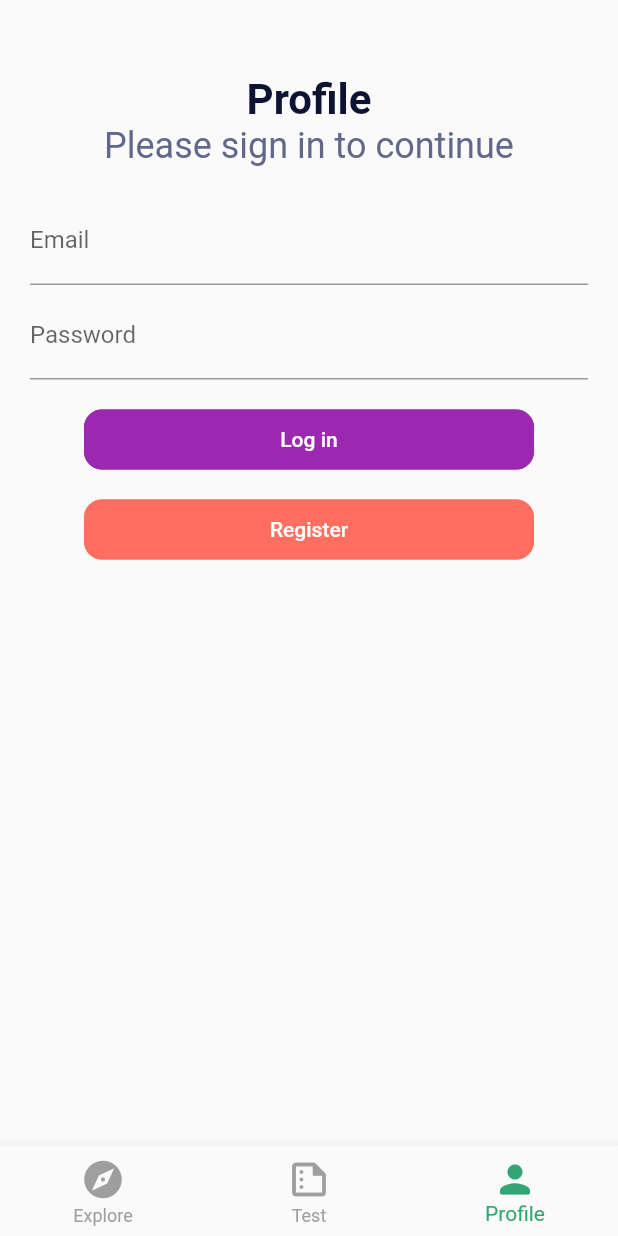
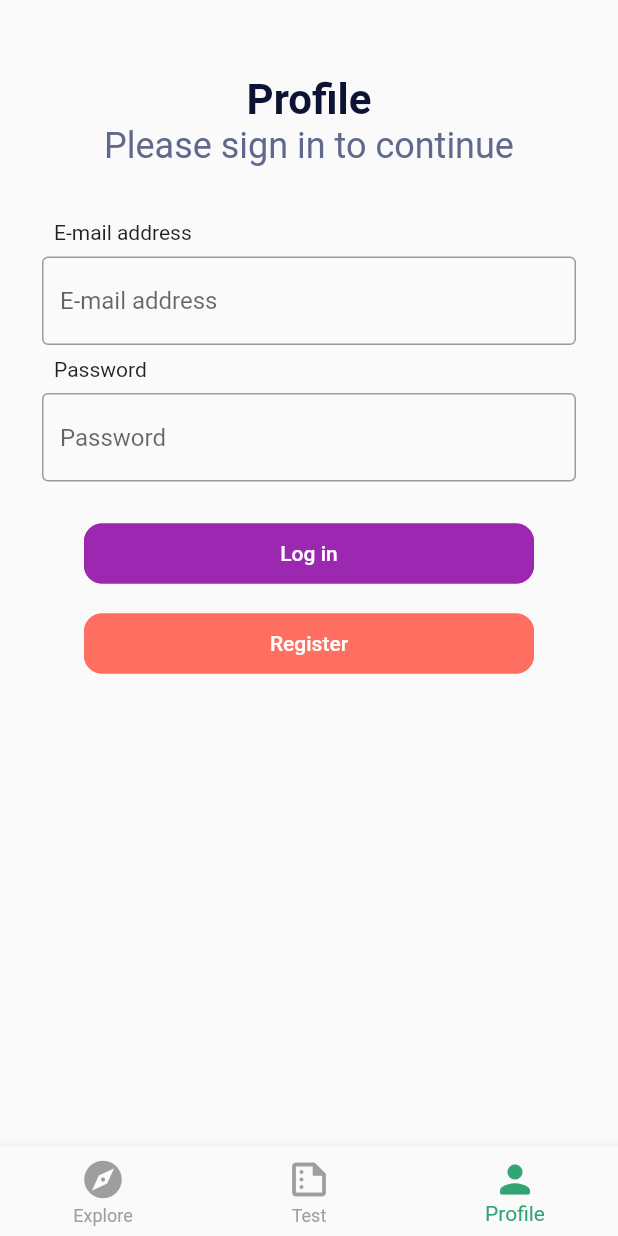
Before and after one commit to qwertybee/Ideal-Classification-Test-App, a Flutter app: the screen it shows after launch, item 3 of the bottom bar chosen, on a phone screen of 412 x 824 dp. Run offline on Flutter 3.47's test engine with Material 2 defaults, Android fonts, the phone set to English and light mode, and no system bars; our stand-ins replace firebase_auth, firebase_core, flutter_svg, flutter_svg_provider, lottie, smooth_page_indicator and 1 more; missing offline and left inert: multi_charts, syncfusion_flutter_treemap; accounts and stored records are empty; network calls fail.

Commit message:
Update login page design to match with regis page

```diff
--- a/lib/login_screens/login.dart
+++ b/lib/login_screens/login.dart
@@ -38,24 +38,43 @@ import 'package:project_2/profile_screens/profilepage.dart';
            ),
          ),
          SizedBox(height: 20),
-         TextField(
-           controller: emailController,
-           cursorColor: Colors.black,
-           textInputAction: TextInputAction.next,
-           decoration: InputDecoration(
-             hintText: 'Email',
-             labelText: 'Email',
+         Container(
+         child: Padding(
+         padding: EdgeInsets.all(8.0),
+           child: Column(
+           crossAxisAlignment: CrossAxisAlignment.start,
+           children: <Widget>[
+             Padding(
+               padding: const EdgeInsets.all(8.0),
+               child: Text(
+                   "E-mail address"
                ),
              ),
-         SizedBox(height: 4),
              TextField(
                controller: passwordController,
                cursorColor: Colors.black,
                obscureText: true,
                textInputAction: TextInputAction.done,
-           decoration: InputDecoration(
-             hintText: 'Password',
-             labelText: 'Password'
+               decoration: const InputDecoration(
+                 border: OutlineInputBorder(),
+                 hintText: 'E-mail address',),
+             ),
+             Padding(
+               padding: const EdgeInsets.all(8.0),
+               child: Text(
+                   "Password"
+               ),
+             ),
+             TextField(
+               controller: passwordController,
+               cursorColor: Colors.black,
+               obscureText: true,
+               textInputAction: TextInputAction.done,
+               decoration: const InputDecoration(
+                   border: OutlineInputBorder(),
+                   hintText: 'Password',),
+             ),
+            ])
            ),
           ),
          SizedBox(height: 20),
--- a/lib/login_screens/register.dart
+++ b/lib/login_screens/register.dart
@@ -69,8 +69,7 @@ import 'package:project_2/profile_screens/profilepage.dart';
                          keyboardType: TextInputType.emailAddress,
                          decoration: const InputDecoration(
                              border: OutlineInputBorder(),
-                             hintText: 'Name',
-                             labelText: 'Name'),
+                             hintText: 'Name',),
                          validator: (value) {
                            if (value == null || value.isEmpty) {
                              return 'Please enter your name';
@@ -93,8 +92,7 @@ import 'package:project_2/profile_screens/profilepage.dart';
                          keyboardType: TextInputType.emailAddress,
                          decoration: const InputDecoration(
                              border: OutlineInputBorder(),
-                             hintText: 'Enter your amount here',
-                             labelText: 'E-mail address'),
+                             hintText: 'Enter your amount here'),
                          validator: (value) {
                            if (value == null || value.isEmpty) {
                              return 'Please enter your e-mail address';
@@ -118,7 +116,6 @@ import 'package:project_2/profile_screens/profilepage.dart';
                           decoration: InputDecoration(
                             border: OutlineInputBorder(),
                             hintText: 'Password',
-                            labelText: 'Password',
                             suffixIcon: IconButton(
                               icon: Icon(_passwordVisible
                                   ? Icons.visibility
```
Lines whose indentation alone changed are shown as unchanged.
